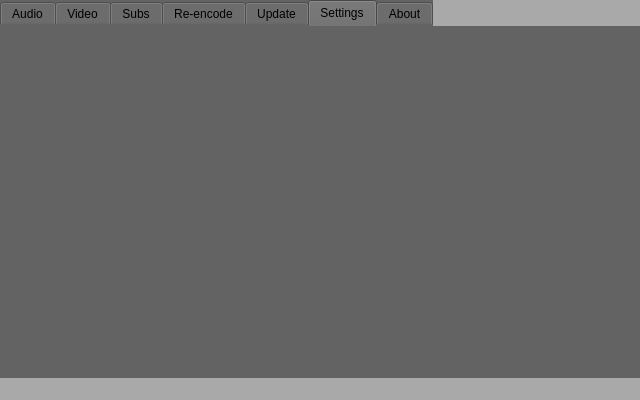
Above: gui.ui from KoleckOLP/yt-dl before the change. Below: the same form after it.
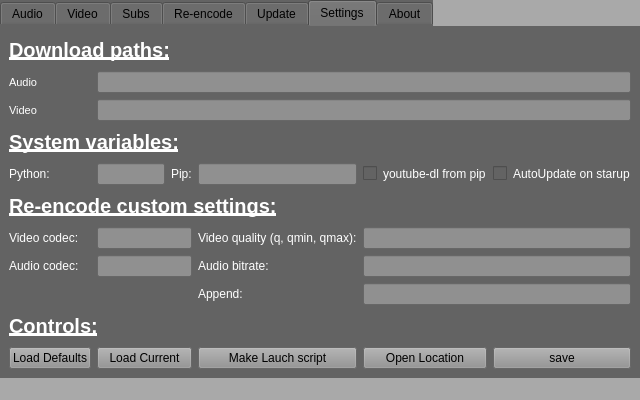
That is the form after the change. The open tabs and pages were chosen to show the change. Icons and pictures are not drawn.

Commit message: most of the saving+settings, really ugly code

Patch:
```diff
--- a/gui.ui
+++ b/gui.ui
@@ -816,6 +816,321 @@
        <attribute name="title">
         <string>Settings</string>
        </attribute>
+       <layout class="QGridLayout" name="gridLayout_7">
+        <item row="11" column="3">
+         <widget class="QPushButton" name="set_launch_button">
+          <property name="styleSheet">
+           <string notr="true">background-color: #909090;</string>
+          </property>
+          <property name="text">
+           <string>Make Lauch script</string>
+          </property>
+         </widget>
+        </item>
+        <item row="5" column="4">
+         <widget class="QCheckBox" name="set_ydpip_checkbox">
+          <property name="styleSheet">
+           <string notr="true">Color: #FFFFFF;</string>
+          </property>
+          <property name="text">
+           <string>youtube-dl from pip</string>
+          </property>
+         </widget>
+        </item>
+        <item row="5" column="3">
+         <widget class="QLineEdit" name="set_pip_bar">
+          <property name="styleSheet">
+           <string notr="true">background-color: #909090;</string>
+          </property>
+         </widget>
+        </item>
+        <item row="8" column="0">
+         <widget class="QLabel" name="set_Acodec_label">
+          <property name="styleSheet">
+           <string notr="true">Color: #FFFFFF;</string>
+          </property>
+          <property name="text">
+           <string>Audio codec:</string>
+          </property>
+         </widget>
+        </item>
+        <item row="3" column="0">
+         <widget class="QLabel" name="set_videos_label">
+          <property name="font">
+           <font>
+            <pointsize>8</pointsize>
+           </font>
+          </property>
+          <property name="styleSheet">
+           <string notr="true">Color: #FFFFFF;</string>
+          </property>
+          <property name="text">
+           <string>Video</string>
+          </property>
+         </widget>
+        </item>
+        <item row="5" column="2">
+         <widget class="QLabel" name="set_pip_label">
+          <property name="styleSheet">
+           <string notr="true">Color: #FFFFFF;</string>
+          </property>
+          <property name="text">
+           <string>Pip:</string>
+          </property>
+         </widget>
+        </item>
+        <item row="0" column="0" colspan="6">
+         <widget class="QLabel" name="set_download_label">
+          <property name="font">
+           <font>
+            <pointsize>15</pointsize>
+            <weight>75</weight>
+            <bold>true</bold>
+            <underline>true</underline>
+           </font>
+          </property>
+          <property name="styleSheet">
+           <string notr="true">Color: #FFFFFF;</string>
+          </property>
+          <property name="text">
+           <string>Download paths:</string>
+          </property>
+         </widget>
+        </item>
+        <item row="7" column="4" colspan="2">
+         <widget class="QLineEdit" name="set_Vqual_bar">
+          <property name="styleSheet">
+           <string notr="true">background-color: #909090;</string>
+          </property>
+         </widget>
+        </item>
+        <item row="4" column="0" colspan="6">
+         <widget class="QLabel" name="set_system_label">
+          <property name="font">
+           <font>
+            <pointsize>15</pointsize>
+            <weight>75</weight>
+            <bold>true</bold>
+            <underline>true</underline>
+           </font>
+          </property>
+          <property name="styleSheet">
+           <string notr="true">Color: #FFFFFF;</string>
+          </property>
+          <property name="text">
+           <string>System variables:</string>
+          </property>
+         </widget>
+        </item>
+        <item row="11" column="0">
+         <widget class="QPushButton" name="set_loaddef_button">
+          <property name="styleSheet">
+           <string notr="true">background-color: #909090;</string>
+          </property>
+          <property name="text">
+           <string>Load Defaults</string>
+          </property>
+         </widget>
+        </item>
+        <item row="7" column="1" colspan="2">
+         <widget class="QLineEdit" name="set_Vcodec_bar">
+          <property name="styleSheet">
+           <string notr="true">background-color: #909090;</string>
+          </property>
+         </widget>
+        </item>
+        <item row="5" column="1">
+         <widget class="QLineEdit" name="set_py_bar">
+          <property name="styleSheet">
+           <string notr="true">background-color: #909090;</string>
+          </property>
+         </widget>
+        </item>
+        <item row="1" column="0">
+         <widget class="QLabel" name="set_audio_label">
+          <property name="font">
+           <font>
+            <pointsize>8</pointsize>
+           </font>
+          </property>
+          <property name="styleSheet">
+           <string notr="true">Color: #FFFFFF;</string>
+          </property>
+          <property name="text">
+           <string>Audio</string>
+          </property>
+         </widget>
+        </item>
+        <item row="6" column="0" colspan="6">
+         <widget class="QLabel" name="set_reencode_label">
+          <property name="font">
+           <font>
+            <pointsize>15</pointsize>
+            <weight>75</weight>
+            <bold>true</bold>
+            <underline>true</underline>
+           </font>
+          </property>
+          <property name="styleSheet">
+           <string notr="true">Color: #FFFFFF;</string>
+          </property>
+          <property name="text">
+           <string>Re-encode custom settings:</string>
+          </property>
+         </widget>
+        </item>
+        <item row="10" column="0" colspan="6">
+         <widget class="QLabel" name="set_controls_label">
+          <property name="font">
+           <font>
+            <pointsize>15</pointsize>
+            <weight>75</weight>
+            <bold>true</bold>
+            <underline>true</underline>
+           </font>
+          </property>
+          <property name="styleSheet">
+           <string notr="true">Color: #FFFFFF;</string>
+          </property>
+          <property name="text">
+           <string>Controls:</string>
+          </property>
+         </widget>
+        </item>
+        <item row="7" column="3">
+         <widget class="QLabel" name="set_Vqual_label">
+          <property name="styleSheet">
+           <string notr="true">Color: #FFFFFF;</string>
+          </property>
+          <property name="text">
+           <string>Video quality (q, qmin, qmax):</string>
+          </property>
+         </widget>
+        </item>
+        <item row="11" column="5">
+         <widget class="QPushButton" name="set_save_button">
+          <property name="styleSheet">
+           <string notr="true">background-color: #909090;</string>
+          </property>
+          <property name="text">
+           <string>save</string>
+          </property>
+          <property name="icon">
+           <iconset>
+            <normaloff>gui/save-solid.svg</normaloff>gui/save-solid.svg</iconset>
+          </property>
+         </widget>
+        </item>
+        <item row="5" column="0">
+         <widget class="QLabel" name="set_py_label">
+          <property name="styleSheet">
+           <string notr="true">Color: #FFFFFF;</string>
+          </property>
+          <property name="text">
+           <string>Python:</string>
+          </property>
+         </widget>
+        </item>
+        <item row="7" column="0">
+         <widget class="QLabel" name="set_Vcodec_label">
+          <property name="styleSheet">
+           <string notr="true">Color: #FFFFFF;</string>
+          </property>
+          <property name="text">
+           <string>Video codec:</string>
+          </property>
+         </widget>
+        </item>
+        <item row="8" column="3">
+         <widget class="QLabel" name="set_Abit_label">
+          <property name="styleSheet">
+           <string notr="true">Color: #FFFFFF;</string>
+          </property>
+          <property name="text">
+           <string>Audio bitrate:</string>
+          </property>
+         </widget>
+        </item>
+        <item row="8" column="4" colspan="2">
+         <widget class="QLineEdit" name="set_Abit_bar">
+          <property name="styleSheet">
+           <string notr="true">background-color: #909090;</string>
+          </property>
+         </widget>
+        </item>
+        <item row="8" column="1" colspan="2">
+         <widget class="QLineEdit" name="set_Acodec_bar">
+          <property name="styleSheet">
+           <string notr="true">background-color: #909090;</string>
+          </property>
+         </widget>
+        </item>
+        <item row="11" column="4">
+         <widget class="QPushButton" name="set_folder_button">
+          <property name="styleSheet">
+           <string notr="true">background-color: #909090;</string>
+          </property>
+          <property name="text">
+           <string>Open Location</string>
+          </property>
+          <property name="icon">
+           <iconset>
+            <normaloff>gui/folder-open-solid.svg</normaloff>gui/folder-open-solid.svg</iconset>
+          </property>
+         </widget>
+        </item>
+        <item row="11" column="1" colspan="2">
+         <widget class="QPushButton" name="set_loadcur_button">
+          <property name="styleSheet">
+           <string notr="true">background-color: #909090;</string>
+          </property>
+          <property name="text">
+           <string>Load Current</string>
+          </property>
+         </widget>
+        </item>
+        <item row="5" column="5">
+         <widget class="QCheckBox" name="set_aup_checkbox">
+          <property name="styleSheet">
+           <string notr="true">Color: #FFFFFF;</string>
+          </property>
+          <property name="text">
+           <string>AutoUpdate on starup</string>
+          </property>
+         </widget>
+        </item>
+        <item row="9" column="3">
+         <widget class="QLabel" name="set_Append_label">
+          <property name="styleSheet">
+           <string notr="true">Color: #FFFFFF;</string>
+          </property>
+          <property name="text">
+           <string>Append:</string>
+          </property>
+         </widget>
+        </item>
+        <item row="9" column="4" colspan="2">
+         <widget class="QLineEdit" name="set_Append_bar">
+          <property name="styleSheet">
+           <string notr="true">background-color: #909090;</string>
+          </property>
+         </widget>
+        </item>
+        <item row="1" column="1" colspan="5">
+         <widget class="QLineEdit" name="set_audio_bar">
+          <property name="styleSheet">
+           <string notr="true">background-color: #909090;</string>
+          </property>
+         </widget>
+        </item>
+        <item row="3" column="1" colspan="5">
+         <widget class="QLineEdit" name="set_videos_bar">
+          <property name="styleSheet">
+           <string notr="true">background-color: #909090;</string>
+          </property>
+         </widget>
+        </item>
+       </layout>
       </widget>
       <widget class="QWidget" name="about_tab">
        <attribute name="title">
```
The commit also changes 2 other files.
